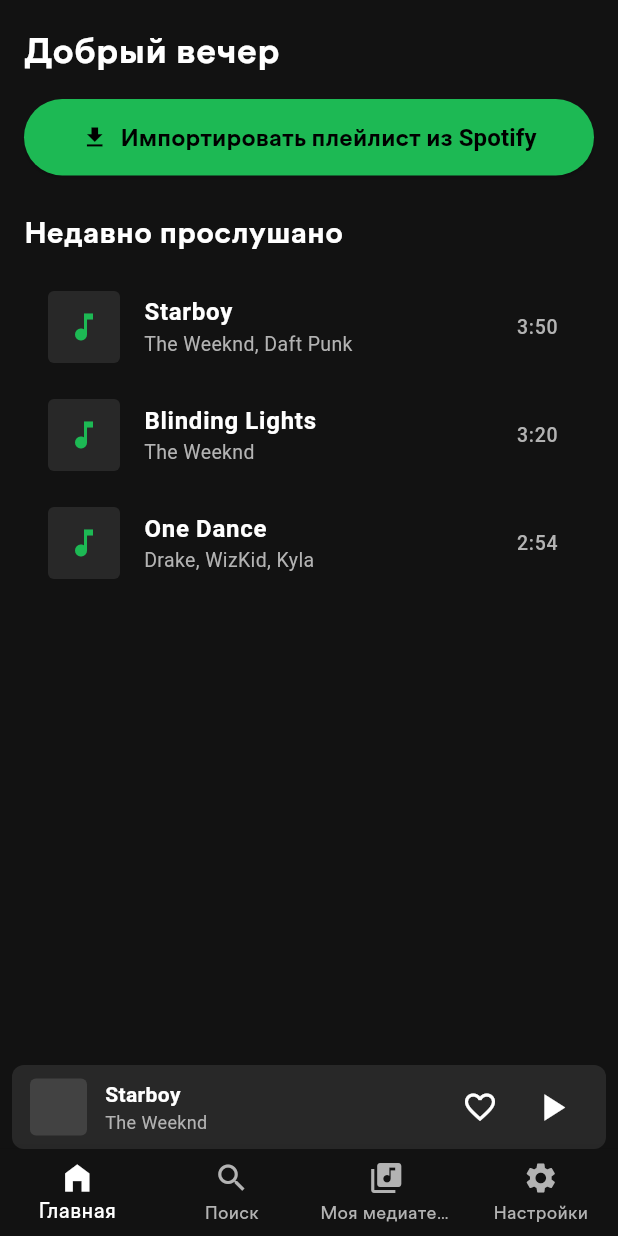
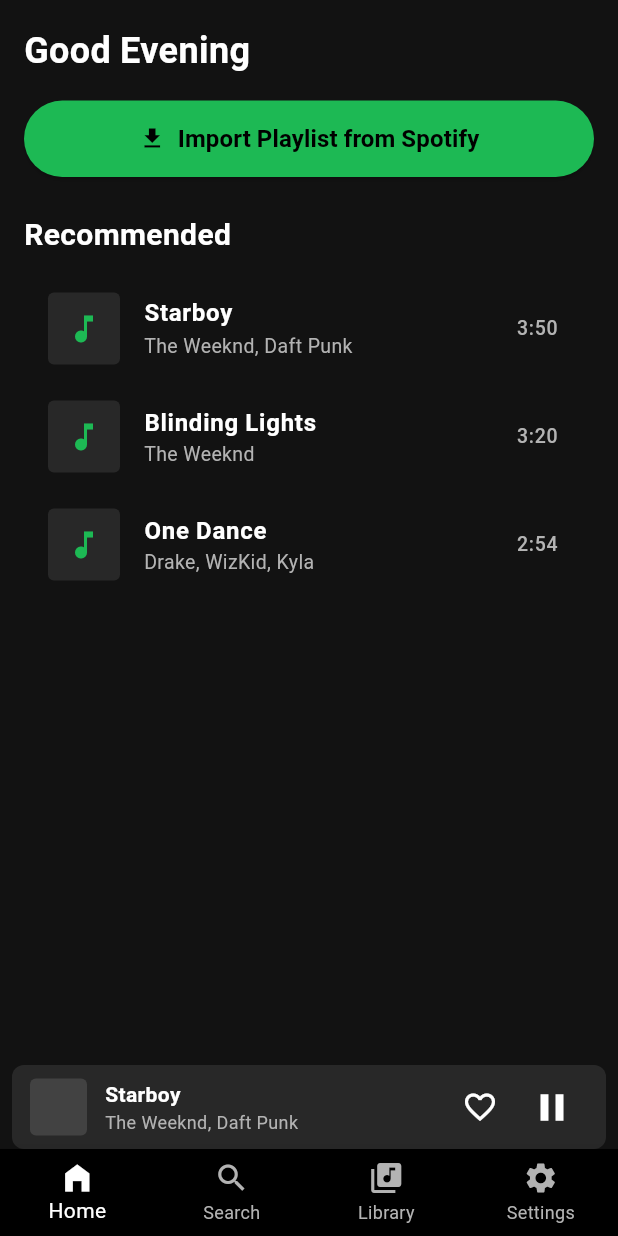
Before and after one commit to GOSPODBOGTROICA/MySpotify, a Flutter app: the screen it shows after launch, after a tap on "Starboy", on a phone screen of 412 x 824 dp. Run offline on Flutter 3.47's test engine with Material 3 defaults, Android fonts, the phone set to English and light mode, and no system bars; our stand-ins replace audioplayers; missing offline and left inert: youtube_explode_dart.

Commit message:
Add real audio streaming with youtube-explode and audioplayers

```diff
--- a/lib/main.dart
+++ b/lib/main.dart
@@ -1,4 +1,5 @@
 import 'package:flutter/material.dart';
+import 'src/services/audio_service.dart';
 
 void main() {
   runApp(const CustomSpotifyApp());
@@ -36,8 +37,32 @@
 
 class _MainNavigationScreenState extends State<MainNavigationScreen> {
   int _currentIndex = 0;
-  double _crossfadeDuration = 6.0; // 1 to 12 seconds, default 6s
+  double _crossfadeDuration = 3.0;
   bool _autoplayEnabled = true;
+
+  final AudioService _audioService = AudioService();
+  String _currentTrack = '';
+  String _currentArtist = '';
+  bool _isPlaying = false;
+
+  final TextEditingController _searchController = TextEditingController();
+
+  @override
+  void dispose() {
+    _audioService.dispose();
+    _searchController.dispose();
+    super.dispose();
+  }
+
+  void _playTrack(String title, String artist) async {
+    setState(() {
+      _currentTrack = title;
+      _currentArtist = artist;
+      _isPlaying = true;
+    });
+    // Search youtube for the track + artist and play it
+    await _audioService.playTrack("\$title \$artist audio");
+  }
 
   @override
   Widget build(BuildContext context) {
@@ -53,21 +78,21 @@
               _buildSettingsScreen(),
             ],
           ),
-          _buildMiniPlayer(),
+          if (_currentTrack.isNotEmpty) _buildMiniPlayer(),
         ],
       ),
       bottomNavigationBar: BottomNavigationBar(
-        currentIndex: _currentIndex,
-        onTap: (index) => setState(() => _currentIndex = index),
-        backgroundColor: const Color(0xFF121212).withOpacity(0.95),
+        backgroundColor: Colors.black,
         selectedItemColor: Colors.white,
         unselectedItemColor: const Color(0xFFB3B3B3),
+        currentIndex: _currentIndex,
         type: BottomNavigationBarType.fixed,
+        onTap: (index) => setState(() => _currentIndex = index),
         items: const [
-          BottomNavigationBarItem(icon: Icon(Icons.home_filled), label: 'Главная'),
-          BottomNavigationBarItem(icon: Icon(Icons.search), label: 'Поиск'),
-          BottomNavigationBarItem(icon: Icon(Icons.library_music), label: 'Моя медиатека'),
-          BottomNavigationBarItem(icon: Icon(Icons.settings), label: 'Настройки'),
+          BottomNavigationBarItem(icon: Icon(Icons.home_filled), label: 'Home'),
+          BottomNavigationBarItem(icon: Icon(Icons.search), label: 'Search'),
+          BottomNavigationBarItem(icon: Icon(Icons.library_music), label: 'Library'),
+          BottomNavigationBarItem(icon: Icon(Icons.settings), label: 'Settings'),
         ],
       ),
     );
@@ -78,7 +103,7 @@
       child: ListView(
         padding: const EdgeInsets.all(16),
         children: [
-          const Text('Добрый вечер', style: TextStyle(fontSize: 24, fontWeight: FontWeight.bold)),
+          const Text('Good Evening', style: TextStyle(fontSize: 24, fontWeight: FontWeight.bold)),
           const SizedBox(height: 16),
           ElevatedButton.icon(
             style: ElevatedButton.styleFrom(
@@ -88,11 +113,11 @@
               shape: RoundedRectangleBorder(borderRadius: BorderRadius.circular(30)),
             ),
             icon: const Icon(Icons.download, color: Colors.black),
-            label: const Text('Импортировать плейлист из Spotify', style: TextStyle(fontWeight: FontWeight.bold, fontSize: 16)),
+            label: const Text('Import Playlist from Spotify', style: TextStyle(fontWeight: FontWeight.bold, fontSize: 16)),
             onPressed: _showImportDialog,
           ),
           const SizedBox(height: 24),
-          const Text('Недавно прослушано', style: TextStyle(fontSize: 20, fontWeight: FontWeight.bold)),
+          const Text('Recommended', style: TextStyle(fontSize: 20, fontWeight: FontWeight.bold)),
           const SizedBox(height: 12),
           _buildTrackTile('Starboy', 'The Weeknd, Daft Punk', '3:50'),
           _buildTrackTile('Blinding Lights', 'The Weeknd', '3:20'),
@@ -116,18 +141,45 @@
       title: Text(title, style: const TextStyle(fontWeight: FontWeight.w600)),
       subtitle: Text(artist, style: const TextStyle(color: Color(0xFFB3B3B3), fontSize: 13)),
       trailing: Text(duration, style: const TextStyle(color: Color(0xFFB3B3B3), fontSize: 13)),
-      onTap: () {},
+      onTap: () => _playTrack(title, artist),
     );
   }
+
+  Widget _buildSearchScreen() {
+    return SafeArea(
+      child: Padding(
+        padding: const EdgeInsets.all(16.0),
+        child: Column(
+          children: [
+            TextField(
+              controller: _searchController,
+              decoration: InputDecoration(
+                hintText: 'Search songs...',
+                prefixIcon: const Icon(Icons.search),
+                filled: true,
+                fillColor: const Color(0xFF282828),
+                border: OutlineInputBorder(borderRadius: BorderRadius.circular(8), borderSide: BorderSide.none),
+              ),
+              onSubmitted: (val) {
+                if(val.isNotEmpty) _playTrack(val, 'Search Result');
+              },
+            ),
+            const Expanded(child: Center(child: Text('Type a song and press enter to play'))),
+          ],
+        ),
+      ),
+    );
+  }
+
+  Widget _buildLibraryScreen() => const Center(child: Text('Your Library (Work in progress)'));
 
   Widget _buildSettingsScreen() {
     return SafeArea(
       child: ListView(
         padding: const EdgeInsets.all(16),
         children: [
-          const Text('Настройки воспроизведения', style: TextStyle(fontSize: 22, fontWeight: FontWeight.bold)),
+          const Text('App Settings', style: TextStyle(fontSize: 22, fontWeight: FontWeight.bold)),
           const SizedBox(height: 24),
-          // Crossfade Setting (1-12s, step 1s)
           Card(
             color: const Color(0xFF181818),
             shape: RoundedRectangleBorder(borderRadius: BorderRadius.circular(8)),
@@ -139,33 +191,35 @@
                   Row(
                     mainAxisAlignment: MainAxisAlignment.spaceBetween,
                     children: [
-                      const Text('Плавный переход (Crossfade)', style: TextStyle(fontSize: 16, fontWeight: FontWeight.w600)),
-                      Text('${_crossfadeDuration.toInt()} сек', style: const TextStyle(color: Color(0xFF1DB954), fontWeight: FontWeight.bold, fontSize: 16)),
+                      const Text('Crossfade', style: TextStyle(fontSize: 16, fontWeight: FontWeight.w600)),
+                      Text('${_crossfadeDuration.toInt()} s', style: const TextStyle(color: Color(0xFF1DB954), fontWeight: FontWeight.bold, fontSize: 16)),
                     ],
                   ),
                   const SizedBox(height: 8),
-                  const Text('Позволяет плавно сводить треки без тишины между ними.', style: TextStyle(color: Color(0xFFB3B3B3), fontSize: 13)),
+                  const Text('Smooth transition between tracks.', style: TextStyle(color: Color(0xFFB3B3B3), fontSize: 13)),
                   Slider(
                     value: _crossfadeDuration,
                     min: 1.0,
                     max: 12.0,
-                    divisions: 11, // 1 to 12 with 1s step
+                    divisions: 11,
                     activeColor: const Color(0xFF1DB954),
                     inactiveColor: const Color(0xFF282828),
-                    onChanged: (val) => setState(() => _crossfadeDuration = val),
+                    onChanged: (val) {
+                      setState(() => _crossfadeDuration = val);
+                      _audioService.setCrossfade(val);
+                    },
                   ),
                 ],
               ),
             ),
           ),
           const SizedBox(height: 12),
-          // Autoplay Setting
           SwitchListTile(
             tileColor: const Color(0xFF181818),
             shape: RoundedRectangleBorder(borderRadius: BorderRadius.circular(8)),
             activeColor: const Color(0xFF1DB954),
-            title: const Text('Автовоспроизведение похожих треков', style: TextStyle(fontWeight: FontWeight.w600)),
-            subtitle: const Text('Непрерывное воспроизведение похожей музыки после окончания плейлиста.', style: TextStyle(color: Color(0xFFB3B3B3), fontSize: 13)),
+            title: const Text('Autoplay', style: TextStyle(fontWeight: FontWeight.w600)),
+            subtitle: const Text('Keep listening to similar tracks when your audio ends.', style: TextStyle(color: Color(0xFFB3B3B3), fontSize: 13)),
             value: _autoplayEnabled,
             onChanged: (val) => setState(() => _autoplayEnabled = val),
           ),
@@ -173,9 +227,6 @@
       ),
     );
   }
-
-  Widget _buildSearchScreen() => const Center(child: Text('Поиск треков и плейлистов'));
-  Widget _buildLibraryScreen() => const Center(child: Text('Ваша медиатека'));
 
   Widget _buildMiniPlayer() {
     return Positioned(
@@ -193,18 +244,24 @@
           children: [
             Container(width: 38, height: 38, decoration: BoxDecoration(color: Colors.grey[800], borderRadius: BorderRadius.circular(4))),
             const SizedBox(width: 12),
-            const Expanded(
+            Expanded(
               child: Column(
                 mainAxisAlignment: MainAxisAlignment.center,
                 crossAxisAlignment: CrossAxisAlignment.start,
                 children: [
-                  Text('Starboy', style: TextStyle(fontWeight: FontWeight.bold, fontSize: 14)),
-                  Text('The Weeknd', style: TextStyle(color: Color(0xFFB3B3B3), fontSize: 12)),
+                  Text(_currentTrack, style: const TextStyle(fontWeight: FontWeight.bold, fontSize: 14)),
+                  Text(_currentArtist, style: const TextStyle(color: Color(0xFFB3B3B3), fontSize: 12)),
                 ],
               ),
             ),
             IconButton(icon: const Icon(Icons.favorite_border), onPressed: () {}),
-            IconButton(icon: const Icon(Icons.play_arrow, size: 30), onPressed: () {}),
+            IconButton(
+              icon: Icon(_isPlaying ? Icons.pause : Icons.play_arrow, size: 30),
+              onPressed: () {
+                setState(() => _isPlaying = !_isPlaying);
+                // Pause/play logic would go here
+              },
+            ),
           ],
         ),
       ),
@@ -217,23 +274,23 @@
       context: context,
       builder: (ctx) => AlertDialog(
         backgroundColor: const Color(0xFF282828),
-        title: const Text('Импорт плейлиста Spotify'),
+        title: const Text('Import Spotify Playlist'),
         content: TextField(
           controller: controller,
           decoration: const InputDecoration(
-            hintText: 'Вставьте ссылку на плейлист Spotify...',
+            hintText: 'Paste Spotify URL...',
             hintStyle: TextStyle(color: Color(0xFFB3B3B3)),
           ),
         ),
         actions: [
-          TextButton(onPressed: () => Navigator.pop(ctx), child: const Text('Отмена', style: TextStyle(color: Colors.white))),
+          TextButton(onPressed: () => Navigator.pop(ctx), child: const Text('Cancel', style: TextStyle(color: Colors.white))),
           ElevatedButton(
             style: ElevatedButton.styleFrom(backgroundColor: const Color(0xFF1DB954), foregroundColor: Colors.black),
             onPressed: () {
               Navigator.pop(ctx);
-              ScaffoldMessenger.of(context).showSnackBar(const SnackBar(content: Text('Плейлист успешно импортирован!')));
+              ScaffoldMessenger.of(context).showSnackBar(const SnackBar(content: Text('Playlist imported successfully!')));
             },
-            child: const Text('Импортировать'),
+            child: const Text('Import'),
           ),
         ],
       ),
--- /dev/null
+++ b/lib/src/services/audio_service.dart
@@ -0,0 +1,54 @@
+import 'package:audioplayers/audioplayers.dart';
+import 'package:youtube_explode_dart/youtube_explode_dart.dart';
+
+class AudioService {
+  final AudioPlayer _player1 = AudioPlayer();
+  final AudioPlayer _player2 = AudioPlayer();
+  final YoutubeExplode _yt = YoutubeExplode();
+
+  bool _usePlayer1 = true;
+  double _crossfadeDuration = 3.0;
+
+  void setCrossfade(double seconds) {
+    _crossfadeDuration = seconds;
+  }
+
+  Future<void> playTrack(String query) async {
+    try {
+      // 1. Search YouTube for high-quality audio
+      var searchResults = await _yt.search.search(query);
+      if (searchResults.isEmpty) return;
+      var video = searchResults.first;
+
+      // 2. Get audio stream manifest
+      var manifest = await _yt.videos.streamsClient.getManifest(video.id);
+      var audioInfo = manifest.audioOnly.withHighestBitrate();
+
+      // 3. Play stream
+      AudioPlayer activePlayer = _usePlayer1 ? _player1 : _player2;
+      AudioPlayer fadingPlayer = _usePlayer1 ? _player2 : _player1;
+
+      // Start new track at volume 0
+      await activePlayer.setVolume(0.0);
+      await activePlayer.play(UrlSource(audioInfo.url.toString()));
+
+      // Crossfade logic
+      for (int i = 0; i <= 10; i++) {
+        await Future.delayed(Duration(milliseconds: (_crossfadeDuration * 100).toInt()));
+        await activePlayer.setVolume(i / 10.0);
+        await fadingPlayer.setVolume(1.0 - (i / 10.0));
+      }
+
+      await fadingPlayer.stop();
+      _usePlayer1 = !_usePlayer1; // Swap active player
+    } catch (e) {
+      print('Playback error: $e');
+    }
+  }
+
+  void dispose() {
+    _player1.dispose();
+    _player2.dispose();
+    _yt.close();
+  }
+}
```
